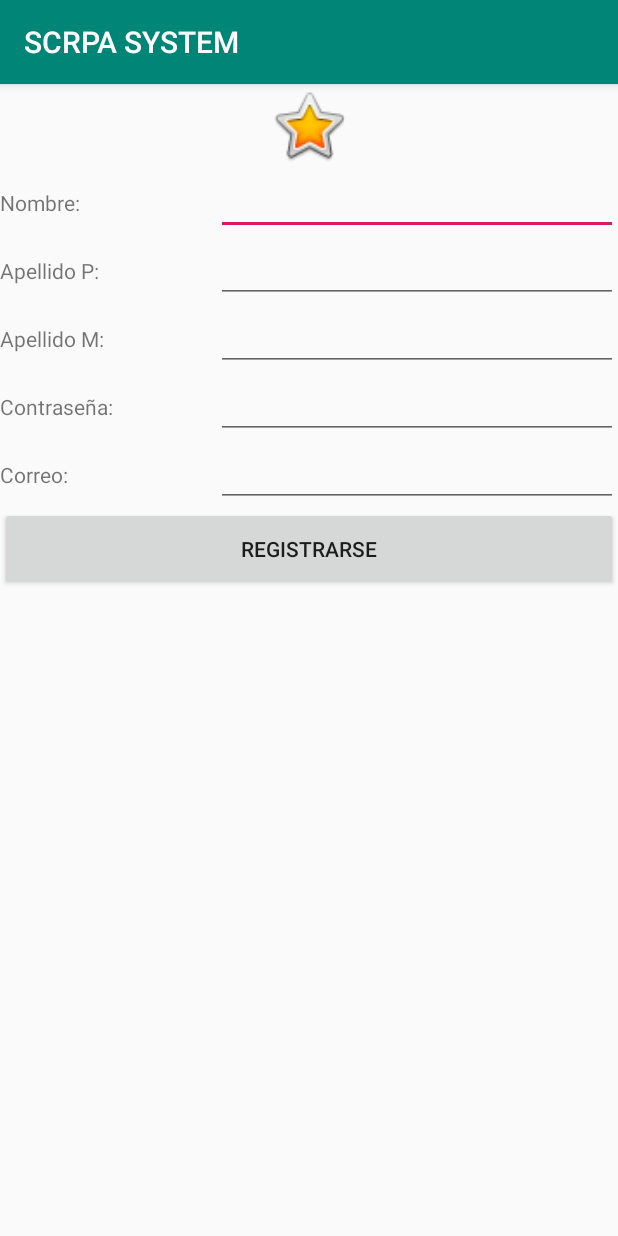
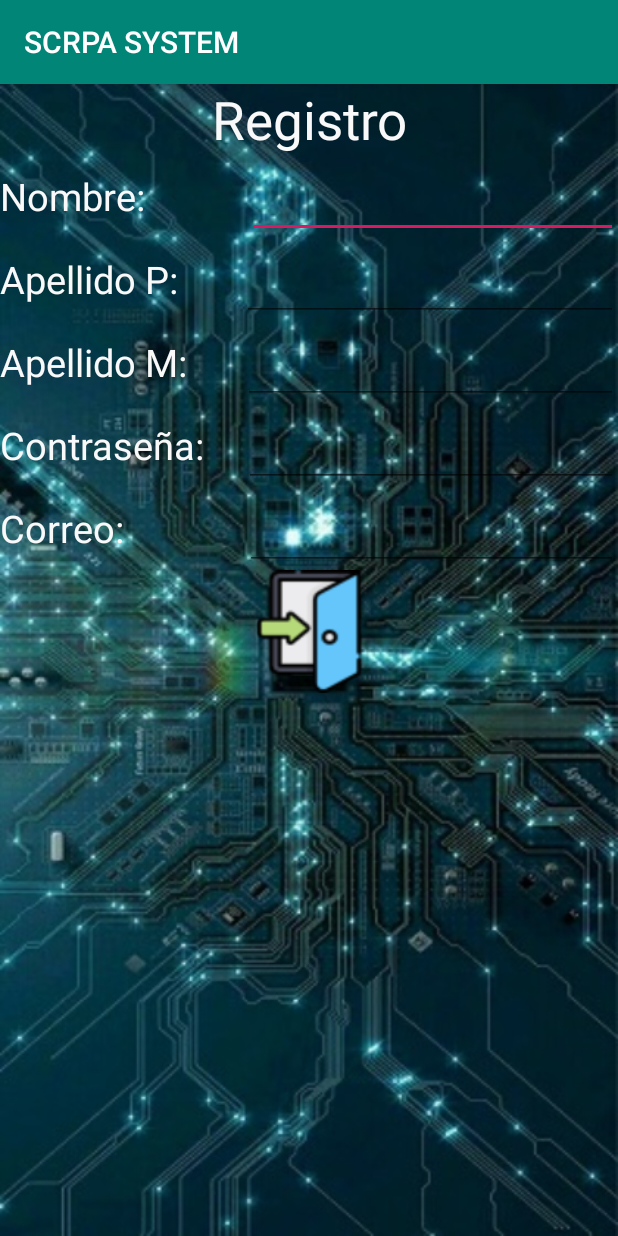
Before and after one commit to PhpMyAdminGitHub/PoruyectoPostes, an Android app: the RegistroLogin screen opened directly, with no data from a screen before it, on a phone screen of 412 x 824 dp. Run offline under Robolectric (Android 15) with nearby library versions, the phone set to English and light mode, and no system bars.

Commit message:
agrege imagenes, clase borrar y 2 layouts nuevos (spinner item y el personalizado)

```diff
--- a/app/src/main/java/com/example/juancho/scrpasystem/RegistroLogin.java
+++ b/app/src/main/java/com/example/juancho/scrpasystem/RegistroLogin.java
@@ -16,6 +16,7 @@ public class RegistroLogin extends AppCompatActivity {
         super.onCreate(savedInstanceState);
         setContentView(R.layout.activity_registro_login);
 
+
         siguiente =(Button)findViewById(R.id.btnrl);
 
         siguiente.setOnClickListener(new View.OnClickListener() {
--- a/app/src/main/res/layout/activity_registro_login.xml
+++ b/app/src/main/res/layout/activity_registro_login.xml
@@ -5,13 +5,17 @@
     android:layout_width="match_parent"
     android:layout_height="match_parent"
     android:orientation="vertical"
+    android:background="@drawable/fondo"
     tools:context=".RegistroLogin">
 
-    <ImageView
-        android:id="@+id/imageView4"
+    <TextView
+        android:id="@+id/textView6"
         android:layout_width="match_parent"
-        android:layout_height="55dp"
-        app:srcCompat="@android:drawable/btn_star_big_on" />
+        android:layout_height="wrap_content"
+        android:textColor="#FAF9F9"
+        android:textSize="35dp"
+        android:gravity="center"
+        android:text="Registro" />
 
     <ScrollView
         android:layout_width="match_parent"
@@ -32,10 +36,12 @@
 
                 <TextView
                     android:id="@+id/textView"
-            android:layout_width="90dp"
+                    android:layout_width="211dp"
                     android:layout_height="wrap_content"
                     android:layout_weight="1"
-            android:text="Nombre:" />
+                    android:text="Nombre:"
+                    android:textColor="#FAF9F9"
+                    android:textSize="25dp" />
 
                 <EditText
                     android:id="@+id/editText"
@@ -43,7 +49,9 @@
                     android:layout_height="wrap_content"
                     android:layout_weight="1"
                     android:ems="10"
-            android:inputType="textPersonName" />
+                    android:inputType="textPersonName"
+                    android:textColor="#FAF9F9"
+                    android:textSize="25dp" />
 
             </LinearLayout>
 
@@ -59,10 +67,12 @@
 
                     <TextView
                         android:id="@+id/textView8"
-                android:layout_width="90dp"
+                        android:layout_width="203dp"
                         android:layout_height="wrap_content"
                         android:layout_weight="1"
-                android:text="Apellido P:" />
+                        android:text="Apellido P:"
+                        android:textColor="#FAF9F9"
+                        android:textSize="25dp" />
 
                     <EditText
                         android:id="@+id/editText2"
@@ -70,7 +80,9 @@
                         android:layout_height="wrap_content"
                         android:layout_weight="1"
                         android:ems="10"
-                android:inputType="textPersonName" />
+                        android:inputType="textPersonName"
+                        android:textColor="#FAF9F9"
+                        android:textSize="25dp" />
 
                 </LinearLayout>
             </LinearLayout>
@@ -87,10 +99,12 @@
 
                     <TextView
                         android:id="@+id/textView3"
-                android:layout_width="90dp"
+                        android:layout_width="205dp"
                         android:layout_height="wrap_content"
                         android:layout_weight="1"
-                android:text="Apellido M:" />
+                        android:text="Apellido M:"
+                        android:textColor="#FAF9F9"
+                        android:textSize="25dp" />
 
                     <EditText
                         android:id="@+id/editText3"
@@ -98,7 +112,9 @@
                         android:layout_height="wrap_content"
                         android:layout_weight="1"
                         android:ems="10"
-                android:inputType="textPersonName" />
+                        android:inputType="textPersonName"
+                        android:textColor="#FAF9F9"
+                        android:textSize="25dp" />
 
                 </LinearLayout>
             </LinearLayout>
@@ -115,10 +131,12 @@
 
                     <TextView
                         android:id="@+id/textView4"
-                android:layout_width="90dp"
+                        android:layout_width="206dp"
                         android:layout_height="wrap_content"
                         android:layout_weight="1"
-                android:text="Contraseña:" />
+                        android:text="Contraseña:"
+                        android:textColor="#FAF9F9"
+                        android:textSize="25dp" />
 
                     <EditText
                         android:id="@+id/editText4"
@@ -126,7 +144,9 @@
                         android:layout_height="wrap_content"
                         android:layout_weight="1"
                         android:ems="10"
-                android:inputType="textPersonName" />
+                        android:inputType="textPersonName"
+                        android:textColor="#FAF9F9"
+                        android:textSize="25dp" />
 
                 </LinearLayout>
             </LinearLayout>
@@ -143,10 +163,12 @@
 
                     <TextView
                         android:id="@+id/textView7"
-                android:layout_width="90dp"
+                        android:layout_width="208dp"
                         android:layout_height="wrap_content"
                         android:layout_weight="1"
-                android:text="Correo:" />
+                        android:text="Correo:"
+                        android:textColor="#FAF9F9"
+                        android:textSize="25dp" />
 
                     <EditText
                         android:id="@+id/editText5"
@@ -154,21 +176,28 @@
                         android:layout_height="wrap_content"
                         android:layout_weight="1"
                         android:ems="10"
-                android:inputType="textPersonName" />
+                        android:inputType="textPersonName"
+                        android:textColor="#FAF9F9"
+                        android:textSize="25dp" />
 
                 </LinearLayout>
             </LinearLayout>
 
             <LinearLayout
                 android:layout_width="match_parent"
-        android:layout_height="wrap_content"
+                android:layout_height="82dp"
+                android:gravity="center"
                 android:orientation="vertical">
 
                 <Button
+
                     android:id="@+id/btnrl"
-            android:layout_width="match_parent"
-            android:layout_height="55dp"
-            android:text="Registrarse" />
+                    android:layout_width="wrap_content"
+                    android:layout_height="match_parent"
+                    android:background="@drawable/iniciarlasesion"
+                    android:gravity="center"
+                    android:src="@drawable/iniciarlasesion"></Button>
+
 
             </LinearLayout>
 
--- a/app/src/main/res/layout/spinner_item_personalizado.xml
+++ b/app/src/main/res/layout/spinner_item_personalizado.xml
@@ -1,5 +1,4 @@
 <?xml version="1.0" encoding="utf-8"?>
-
 
     <TextView
         android:layout_width="match_parent"
```
Also changed, not shown: app/src/main/java/com/example/juancho/scrpasystem/CustomAdapter.java (added, +44 -0 lines), app/src/main/java/com/example/juancho/scrpasystem/RegistroLocalidad.java (+8 -2 lines), app/src/main/res/layout/spinner_item.xml (added, +24 -0 lines), app/src/main/res/drawable/comisaria.png (added), app/src/main/res/drawable/faro.png, app/src/main/res/drawable/fondo.png (added), app/src/main/res/drawable/iniciarlasesion.png (added). Lines whose indentation alone changed are shown as unchanged.
